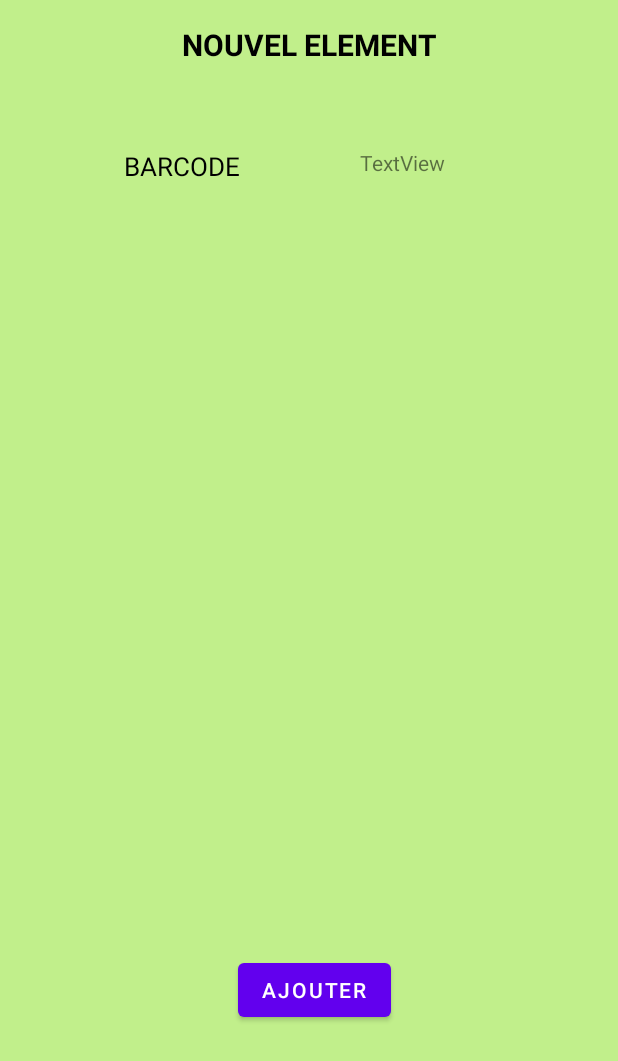
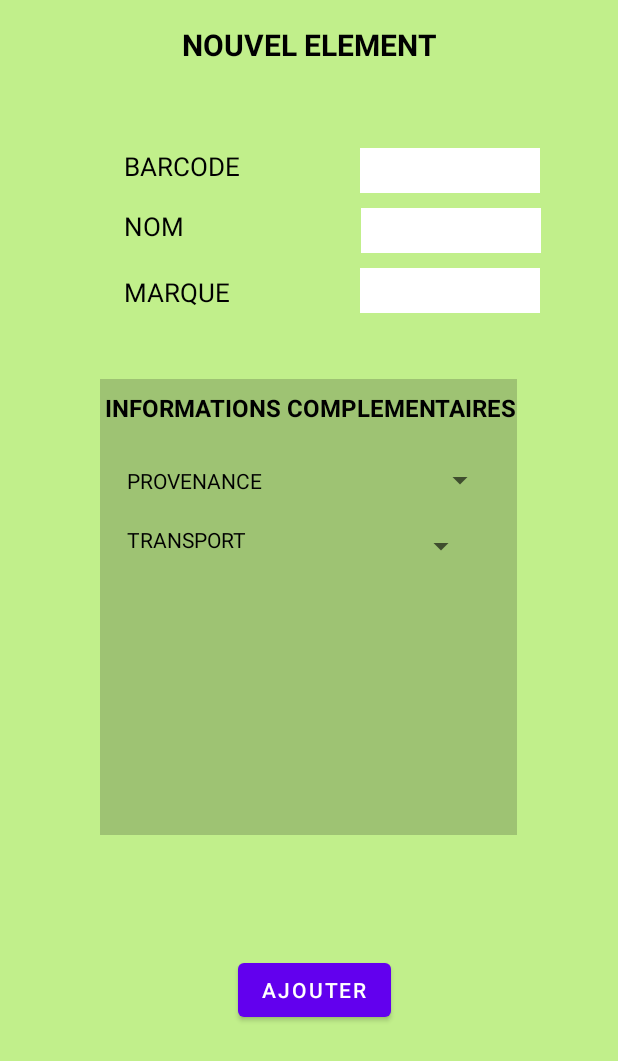
Before and after one commit to leacmrt/SHORTER, an Android app: the layout ajout.xml on its own in the app's theme, with its tools: preview values and no code run, on a phone screen of 412 x 824 dp. Shown: the top 1061 px of the screen. Run offline under Robolectric (Android 15) with nearby library versions, the phone set to English and light mode, and no system bars.

Commit message:
ajout item

```diff
--- a/app/src/main/res/layout/ajout.xml
+++ b/app/src/main/res/layout/ajout.xml
@@ -55,14 +55,141 @@
 
         <TextView
             android:id="@+id/textCODE"
-            android:layout_width="wrap_content"
-            android:layout_height="wrap_content"
+            android:layout_width="120dp"
+            android:layout_height="30dp"
             android:layout_marginStart="80dp"
             android:layout_marginLeft="80dp"
             android:layout_marginTop="32dp"
-            android:text="TextView"
+            android:text=""
+            android:background="@color/white"
+            android:textSize="18dp"
+            android:textColor="@color/black"
             app:layout_constraintStart_toEndOf="@+id/textView38"
 
             app:layout_constraintTop_toTopOf="parent" />
+
+        <TextView
+            android:id="@+id/textView40"
+            android:layout_width="wrap_content"
+            android:layout_height="wrap_content"
+            android:layout_marginStart="44dp"
+            android:layout_marginLeft="44dp"
+            android:layout_marginTop="16dp"
+            android:text="NOM"
+            android:textColor="@color/black"
+            android:textSize="17dp"
+            app:layout_constraintStart_toStartOf="parent"
+            app:layout_constraintTop_toBottomOf="@+id/textView38" />
+
+        <TextView
+            android:id="@+id/textView41"
+            android:layout_width="wrap_content"
+            android:layout_height="wrap_content"
+            android:layout_marginStart="44dp"
+            android:layout_marginLeft="44dp"
+            android:layout_marginTop="20dp"
+            android:text="MARQUE"
+            android:textColor="@color/black"
+            android:textSize="17dp"
+            app:layout_constraintStart_toStartOf="parent"
+            app:layout_constraintTop_toBottomOf="@+id/textView40" />
+
+        <TextView
+            android:id="@+id/textView42"
+            android:layout_width="120dp"
+            android:layout_height="30dp"
+            android:layout_marginStart="118dp"
+            android:layout_marginLeft="118dp"
+            android:layout_marginTop="10dp"
+            android:background="@color/white"
+            android:text=""
+            android:textColor="@color/black"
+            android:textSize="18dp"
+            app:layout_constraintStart_toEndOf="@+id/textView40"
+            app:layout_constraintTop_toBottomOf="@+id/textCODE" />
+
+        <TextView
+            android:id="@+id/textView43"
+            android:layout_width="120dp"
+            android:layout_height="30dp"
+            android:layout_marginStart="86dp"
+            android:layout_marginLeft="86dp"
+            android:layout_marginTop="10dp"
+            android:background="@color/white"
+            android:text=""
+            android:textColor="@color/black"
+            android:textSize="18dp"
+            app:layout_constraintStart_toEndOf="@+id/textView41"
+            app:layout_constraintTop_toBottomOf="@+id/textView42" />
+
+        <androidx.constraintlayout.widget.ConstraintLayout
+            android:layout_width="278dp"
+            android:layout_height="304dp"
+            android:layout_marginTop="44dp"
+            app:layout_constraintEnd_toEndOf="parent"
+            app:layout_constraintHorizontal_bias="0.491"
+            app:layout_constraintStart_toStartOf="parent"
+            android:background="#9EC373"
+            app:layout_constraintTop_toBottomOf="@+id/textView43">
+
+            <TextView
+                android:id="@+id/textView44"
+                android:layout_width="wrap_content"
+                android:layout_height="wrap_content"
+                android:layout_marginTop="8dp"
+                android:text="INFORMATIONS COMPLEMENTAIRES"
+                android:textColor="@color/black"
+                android:textSize="16dp"
+                android:textStyle="bold"
+                app:layout_constraintEnd_toEndOf="parent"
+                app:layout_constraintHorizontal_bias="1.0"
+                app:layout_constraintStart_toStartOf="parent"
+                app:layout_constraintTop_toTopOf="parent" />
+
+            <TextView
+                android:id="@+id/textView45"
+                android:layout_width="wrap_content"
+                android:layout_height="wrap_content"
+                android:layout_marginStart="18dp"
+                android:layout_marginLeft="18dp"
+                android:layout_marginTop="28dp"
+                android:text="PROVENANCE"
+                android:textColor="@color/black"
+
+                app:layout_constraintStart_toStartOf="parent"
+                app:layout_constraintTop_toBottomOf="@+id/textView44" />
+
+            <Spinner
+                android:id="@+id/spinner"
+                android:layout_width="120dp"
+                android:layout_height="22dp"
+                android:layout_marginStart="36dp"
+                android:layout_marginLeft="36dp"
+                android:layout_marginTop="26dp"
+                app:layout_constraintStart_toEndOf="@+id/textView45"
+                app:layout_constraintTop_toBottomOf="@+id/textView44" />
+
+            <Spinner
+                android:id="@+id/spinner2"
+                android:layout_width="117dp"
+                android:layout_height="27dp"
+                android:layout_marginStart="16dp"
+                android:layout_marginLeft="16dp"
+                android:layout_marginTop="20dp"
+                app:layout_constraintStart_toEndOf="@+id/textView46"
+                app:layout_constraintTop_toBottomOf="@+id/spinner" />
+
+            <TextView
+                android:id="@+id/textView46"
+                android:layout_width="100dp"
+                android:layout_height="22dp"
+                android:layout_marginStart="18dp"
+                android:layout_marginLeft="18dp"
+                android:layout_marginTop="20dp"
+                android:text="TRANSPORT"
+                android:textColor="@color/black"
+                app:layout_constraintStart_toStartOf="parent"
+                app:layout_constraintTop_toBottomOf="@+id/textView45" />
+        </androidx.constraintlayout.widget.ConstraintLayout>
     </androidx.constraintlayout.widget.ConstraintLayout>
 </androidx.constraintlayout.widget.ConstraintLayout>
```
Also changed, not shown: app/src/main/java/com/example/testppe/AjoutItem.java (+74 -2 lines), app/src/main/java/com/example/testppe/BDD/DBHelper_Produit.java (+12 -0 lines).
